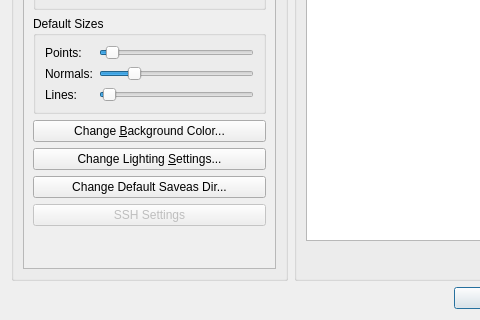
This is Polyhedron/demo/Polyhedron/Preferences.ui in CGAL/cgal as Qt 5 draws it before an edit; both pictures show x 0 to 480 and y 308 to 628 of the 631 by 628 pixel window. The edited form follows.
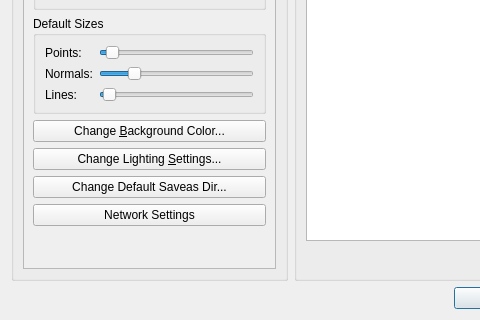
This is the edited form.

```diff
--- a/Polyhedron/demo/Polyhedron/Preferences.ui
+++ b/Polyhedron/demo/Polyhedron/Preferences.ui
@@ -288,10 +288,10 @@
             <item>
              <widget class="QPushButton" name="sshButton">
               <property name="enabled">
-               <bool>false</bool>
+               <bool>true</bool>
               </property>
               <property name="text">
-               <string>SSH Settings</string>
+               <string>Network Settings</string>
               </property>
              </widget>
             </item>
```
